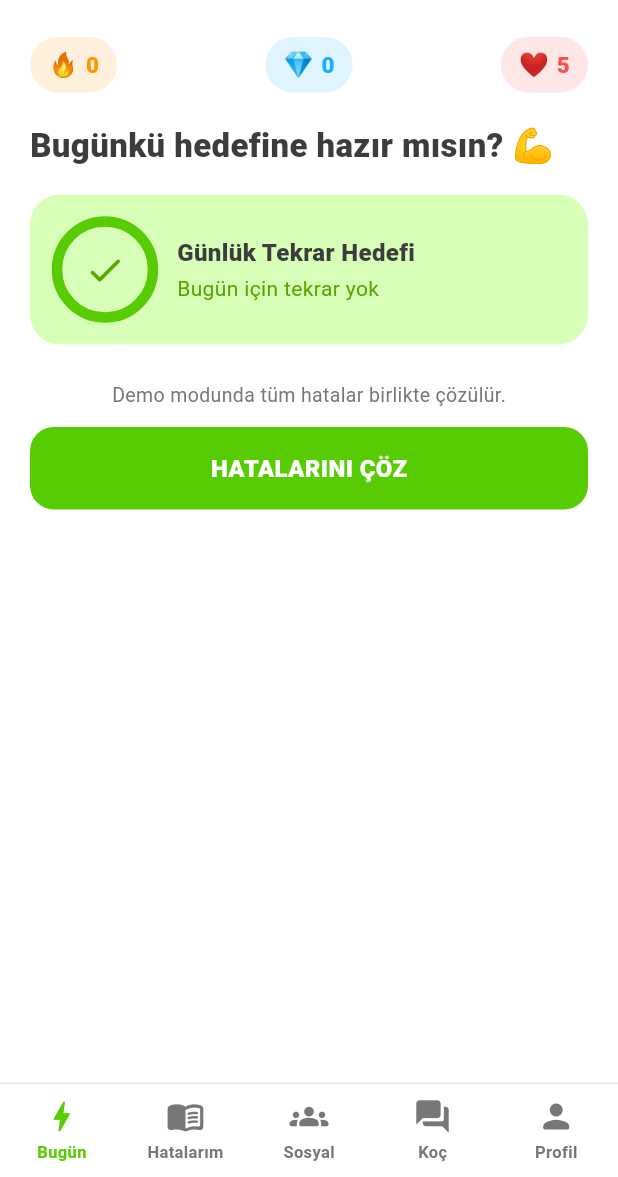
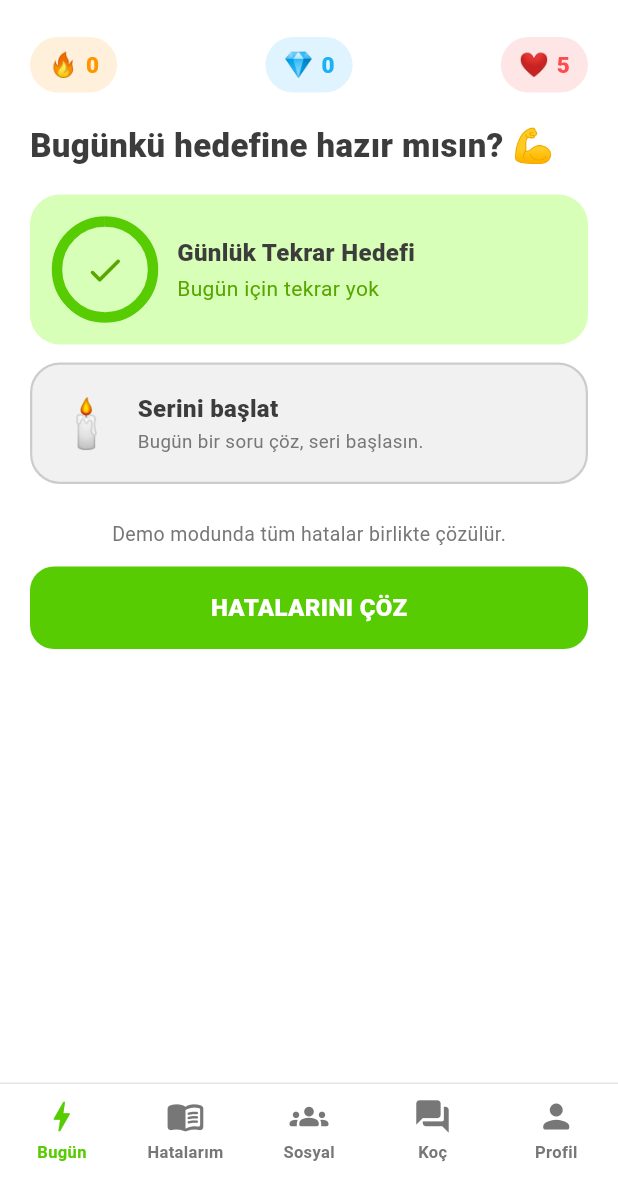
Before and after one commit to erdem1v/Kimo, a Flutter app: the screen it shows after launch, on a phone screen of 412 x 824 dp, the part 59-1236 px from its top. Run offline on Flutter 3.47's test engine with Material 3 defaults, Android fonts, the phone set to English and light mode, and no system bars; our stand-ins replace audioplayers, confetti, image_picker, supabase_flutter; accounts and stored records are empty.

Commit message:
Seri (streak) çalışır hale getirildi
- Soru çözülen her gün seri 1 artar (günde bir kez sayılır), gün atlanınca
  sıfırlanır; tekrar, havuz ve arkadaştan gelen soru hepsi seriyi sürdürür
- profiles.last_activity_date'e yazılır, açılışta geri yüklenir (kolon ilk
  şemada vardı, migration gerekmedi)
- Sunucudaki seri eski kalmış olabilir: son aktivite bugün ya da dün değilse
  seri kırılmış sayılır ve 0 gösterilir
- Bugün ekranında üç durumlu seri kartı: başlat / devam ediyor / tehlikede
- Üst şerit ve profil gerçek seriyi gösterir
- 6 birim testi

Co-Authored-By: Claude Opus 4.8 <noreply@anthropic.com>

```diff
--- a/lib/features/home/home_dashboard.dart
+++ b/lib/features/home/home_dashboard.dart
@@ -121,6 +121,8 @@ class _HomeDashboardState extends State<HomeDashboard> {
               ),
               const SizedBox(height: 16),
               _dailyGoalCard(),
+              const SizedBox(height: 12),
+              _streakCard(),
               if (_remote) ...<Widget>[
                 if (_incomingCount > 0) ...<Widget>[
                   const SizedBox(height: 12),
@@ -140,6 +142,65 @@ class _HomeDashboardState extends State<HomeDashboard> {
             ],
           );
         },
+      ),
+    );
+  }
+
+  /// Seri kartı: kaç gündür üst üste çözüyorsun, bugün sürdürüldü mü.
+  Widget _streakCard() {
+    final int streak = gameProgress.currentStreak;
+    final bool doneToday = gameProgress.activeToday;
+    final bool atRisk = gameProgress.streakAtRisk;
+
+    final Color color = doneToday
+        ? AppColors.orange
+        : (atRisk ? AppColors.red : AppColors.inkLight);
+    final String title = streak == 0
+        ? 'Serini başlat'
+        : '$streak günlük seri${doneToday ? '' : ' tehlikede'}';
+    final String subtitle = streak == 0
+        ? 'Bugün bir soru çöz, seri başlasın.'
+        : (doneToday
+            ? 'Bugünü tamamladın, seri devam ediyor 💪'
+            : 'Bugün çözmezsen sıfırlanır.');
+
+    return Container(
+      padding: const EdgeInsets.all(16),
+      decoration: BoxDecoration(
+        color: color.withValues(alpha: 0.10),
+        borderRadius: BorderRadius.circular(20),
+        border: Border.all(color: color.withValues(alpha: 0.30), width: 1.5),
+      ),
+      child: Row(
+        children: <Widget>[
+          // Seri sönükse alev de sönük.
+          Opacity(
+            opacity: doneToday || streak == 0 ? 1 : 0.55,
+            child: Text(streak == 0 ? '🕯️' : '🔥',
+                style: const TextStyle(fontSize: 32)),
+          ),
+          const SizedBox(width: 14),
+          Expanded(
+            child: Column(
+              crossAxisAlignment: CrossAxisAlignment.start,
+              children: <Widget>[
+                Text(title,
+                    style: TextStyle(
+                        color: color == AppColors.inkLight
+                            ? AppColors.ink
+                            : color,
+                        fontSize: 16,
+                        fontWeight: FontWeight.w800)),
+                const SizedBox(height: 2),
+                Text(subtitle,
+                    style: const TextStyle(
+                        color: AppColors.inkLight, fontSize: 12.5)),
+              ],
+            ),
+          ),
+          if (doneToday)
+            const Icon(Icons.check_circle_rounded, color: AppColors.orange),
+        ],
       ),
     );
   }
--- a/lib/features/pool/received_questions_screen.dart
+++ b/lib/features/pool/received_questions_screen.dart
@@ -244,6 +244,7 @@ class _SolveReceivedScreenState extends State<_SolveReceivedScreen> {
       sound.wrong();
       HapticFeedback.heavyImpact();
     }
+    gameProgress.registerActivity();
     questionPoolRepository.markSolved(widget.question.sendId, correct);
     setState(() {
       _selected = i;
--- a/lib/features/pool/solve_pool_screen.dart
+++ b/lib/features/pool/solve_pool_screen.dart
@@ -95,6 +95,7 @@ class _SolvePoolScreenState extends State<SolvePoolScreen> {
       sound.wrong();
       HapticFeedback.heavyImpact();
     }
+    gameProgress.registerActivity(); // havuzda çözmek de seriyi sürdürür
     questionPoolRepository.recordAttempt(_current.id, correct);
     setState(() {
       _selected = i;
--- a/lib/features/profile/profile_screen.dart
+++ b/lib/features/profile/profile_screen.dart
@@ -142,7 +142,7 @@ class _ProfileScreenState extends State<ProfileScreen> {
     return Row(
       children: <Widget>[
         Expanded(
-            child: _statCard('🔥', '${gameProgress.streak}', 'Gün seri',
+            child: _statCard('🔥', '${gameProgress.currentStreak}', 'Gün seri',
                 AppColors.orange)),
         const SizedBox(width: 12),
         Expanded(
--- a/lib/widgets/game_widgets.dart
+++ b/lib/widgets/game_widgets.dart
@@ -57,7 +57,7 @@ class TopStatsBar extends StatelessWidget {
           children: <Widget>[
             StatPill(
                 emoji: '🔥',
-                value: '${gameProgress.streak}',
+                value: '${gameProgress.currentStreak}',
                 color: AppColors.orange),
             StatPill(
                 emoji: '💎',
```
Also changed, not shown: lib/data/social_repository.dart (+19 -0 lines), lib/features/home/home_shell.dart (+17 -5 lines), lib/state/game_progress.dart (+47 -2 lines), 1 other file.
